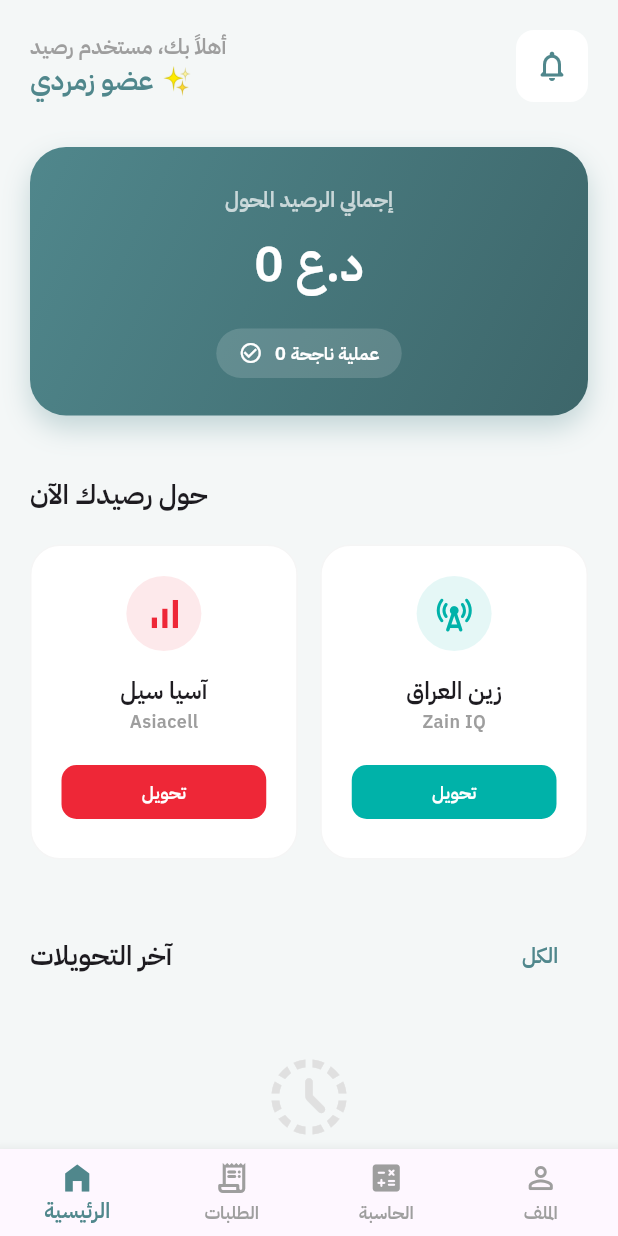
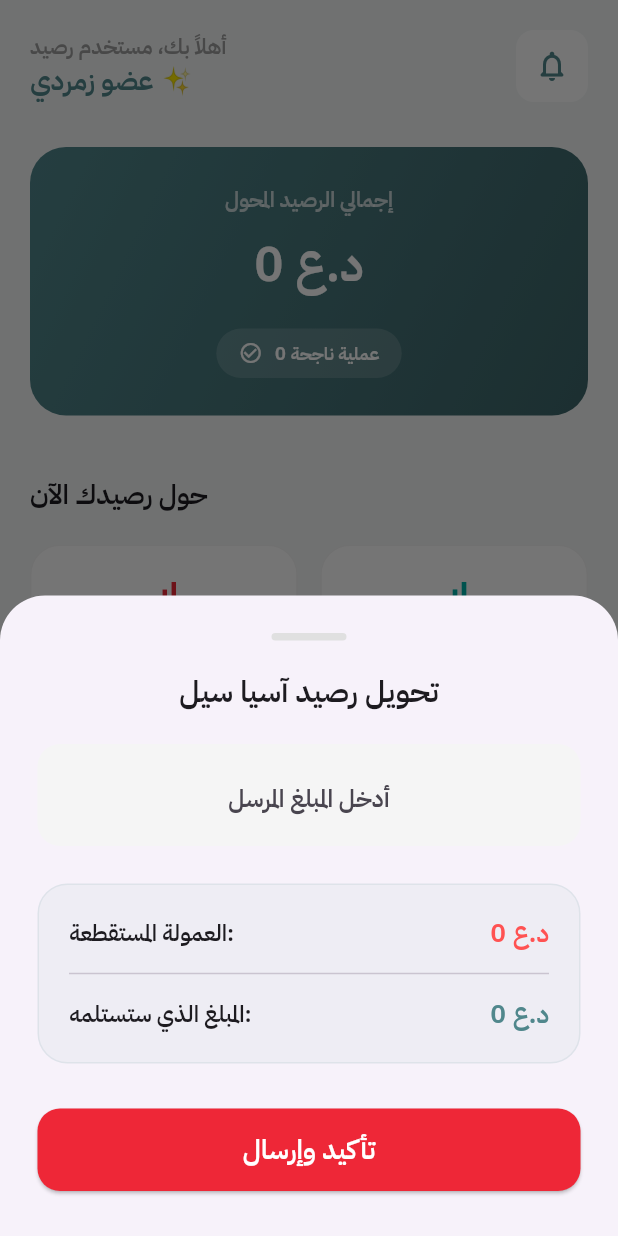
Before and after one commit to skinnyaws-cyber/Raseed-systeam, a Flutter app: the DashboardScreen screen opened directly, after a tap on "تحويل", on a phone screen of 412 x 824 dp. Run offline on Flutter 3.47's test engine with Material 3 defaults, Android fonts, the phone set to English and light mode, and no system bars; network calls fail.

Commit message:
Update dashboard_screen.dart

```diff
--- a/lib/dashboard_screen.dart
+++ b/lib/dashboard_screen.dart
@@ -9,14 +9,29 @@
 
 class _DashboardScreenState extends State<DashboardScreen> {
   int _selectedIndex = 0;
+  final Color emeraldColor = const Color(0xFF50878C);
 
-  // لون الهوية الزمردي المعتمد في المخطط
-  final Color emeraldColor = const Color(0xFF50878C);
+  // حقول الحاسبة المدمجة
+  final TextEditingController _amountController = TextEditingController();
+  double _receiveAmount = 0.0;
+  double _commission = 0.0;
+
+  void _calculateAmount(String value) {
+    double amount = double.tryParse(value) ?? 0;
+    setState(() {
+      if (amount >= 10000) {
+        _commission = amount * 0.20; // عمولة 20%
+      } else {
+        _commission = amount * 0.10; // عمولة 10%
+      }
+      _receiveAmount = amount - _commission;
+    });
+  }
 
   @override
   Widget build(BuildContext context) {
     return Scaffold(
-      backgroundColor: const Color(0xFFF4F7F7), // خلفية رمادية مخضرة فاتحة جداً
+      backgroundColor: const Color(0xFFF4F7F7),
       body: SafeArea(
         child: SingleChildScrollView(
           child: Padding(
@@ -25,107 +40,11 @@
               crossAxisAlignment: CrossAxisAlignment.start,
               children: [
                 const SizedBox(height: 20),
-
-                // رأس الصفحة (Header)
-                Row(
-                  mainAxisAlignment: MainAxisAlignment.spaceBetween,
-                  children: [
-                    Column(
-                      crossAxisAlignment: CrossAxisAlignment.start,
-                      children: [
-                        const Text(
-                          'أهلاً بك، مستخدم رصيد',
-                          style: TextStyle(fontSize: 14, color: Colors.grey),
-                        ),
-                        Text(
-                          'عضو زمردي ✨',
-                          style: TextStyle(
-                            fontSize: 18,
-                            fontWeight: FontWeight.bold,
-                            color: emeraldColor
-                          ),
-                        ),
-                      ],
-                    ),
-                    Container(
-                      decoration: BoxDecoration(
-                        color: Colors.white,
-                        borderRadius: BorderRadius.circular(12),
-                      ),
-                      child: IconButton(
-                        onPressed: () {},
-                        icon: Icon(Icons.notifications_none_rounded, color: emeraldColor),
-                      ),
-                    ),
-                  ],
-                ),
-
+                _buildHeader(),
                 const SizedBox(height: 30),
-
-                // بطاقة الرصيد الإجمالي (الخطة في الـ PDF)
-                Container(
-                  width: double.infinity,
-                  padding: const EdgeInsets.all(25),
-                  decoration: BoxDecoration(
-                    gradient: LinearGradient(
-                      colors: [emeraldColor, const Color(0xFF3D666A)],
-                      begin: Alignment.topLeft,
-                      end: Alignment.bottomRight,
-                    ),
-                    borderRadius: BorderRadius.circular(24),
-                    boxShadow: [
-                      BoxShadow(
-                        color: emeraldColor.withOpacity(0.3),
-                        blurRadius: 15,
-                        offset: const Offset(0, 8),
-                      )
-                    ],
-                  ),
-                  child: Column(
-                    children: [
-                      const Text(
-                        'إجمالي الرصيد المحول',
-                        style: TextStyle(color: Colors.white70, fontSize: 14),
-                      ),
-                      const SizedBox(height: 10),
-                      const Text(
-                        '0 د.ع', // سيتغير عند ربط قاعدة البيانات
-                        style: TextStyle(
-                          color: Colors.white,
-                          fontSize: 32,
-                          fontWeight: FontWeight.bold
-                        ),
-                      ),
-                      const SizedBox(height: 20),
-                      Container(
-                        padding: const EdgeInsets.symmetric(horizontal: 15, vertical: 8),
-                        decoration: BoxDecoration(
-                          color: Colors.white.withOpacity(0.15),
-                          borderRadius: BorderRadius.circular(30),
-                        ),
-                        child: const Row(
-                          mainAxisSize: MainAxisSize.min,
-                          children: [
-                            Icon(Icons.check_circle_outline, color: Colors.white, size: 16),
-                            SizedBox(width: 8),
-                            Text(
-                              '0 عملية ناجحة',
-                              style: TextStyle(color: Colors.white, fontSize: 12),
-                            ),
-                          ],
-                        ),
-                      ),
-                    ],
-                  ),
-                ),
-
+                _buildMainCard(),
                 const SizedBox(height: 40),
-
-                // قسم اختيار الشبكة (تحويل الرصيد)
-                const Text(
-                  'حول رصيدك الآن',
-                  style: TextStyle(fontSize: 18, fontWeight: FontWeight.bold),
-                ),
+                const Text('حول رصيدك الآن', style: TextStyle(fontSize: 18, fontWeight: FontWeight.bold)),
                 const SizedBox(height: 20),
                 Row(
                   children: [
@@ -133,8 +52,8 @@
                       child: _buildNetworkCard(
                         'آسيا سيل',
                         'Asiacell',
-                        const Color(0xFFEE2737), // لون آسيا سيل
-                        Icons.signal_cellular_alt
+                        'https://upload.wikimedia.org/wikipedia/ar/thumb/2/23/Asiacell_Logo.svg/1024px-Asiacell_Logo.svg.png',
+                        const Color(0xFFEE2737),
                       ),
                     ),
                     const SizedBox(width: 15),
@@ -142,99 +61,176 @@
                       child: _buildNetworkCard(
                         'زين العراق',
                         'Zain IQ',
-                        const Color(0xFF00B2A9), // لون زين
-                        Icons.cell_tower_rounded
+                        'https://upload.wikimedia.org/wikipedia/commons/thumb/b/b5/Zain_Logo.svg/1200px-Zain_Logo.svg.png',
+                        const Color(0xFF00B2A9),
                       ),
                     ),
                   ],
                 ),
-
                 const SizedBox(height: 40),
-
-                // قسم العمليات الأخيرة (نسخة مبسطة)
-                Row(
-                  mainAxisAlignment: MainAxisAlignment.spaceBetween,
-                  children: [
-                    const Text(
-                      'آخر التحويلات',
-                      style: TextStyle(fontSize: 18, fontWeight: FontWeight.bold),
-                    ),
-                    TextButton(
-                      onPressed: () {},
-                      child: Text('الكل', style: TextStyle(color: emeraldColor))
-                    ),
-                  ],
-                ),
-
-                // حالة فارغة (بانتظار العمليات)
-                Center(
-                  child: Padding(
-                    padding: const EdgeInsets.all(40.0),
-                    child: Column(
-                      children: [
-                        Icon(Icons.history_toggle_off_rounded, size: 60, color: Colors.grey.shade300),
-                        const SizedBox(height: 10),
-                        const Text('لا توجد عمليات حالياً', style: TextStyle(color: Colors.grey)),
-                      ],
-                    ),
-                  ),
-                ),
+                _buildRecentTransactionsHeader(),
+                _buildEmptyState(),
               ],
             ),
           ),
         ),
       ),
+      bottomNavigationBar: _buildBottomNav(),
+    );
+  }
 
-      // شريط التنقل السفلي كما طلبت في الخطة
-      bottomNavigationBar: BottomNavigationBar(
-        currentIndex: _selectedIndex,
-        onTap: (index) => setState(() => _selectedIndex = index),
-        type: BottomNavigationBarType.fixed,
-        selectedItemColor: emeraldColor,
-        unselectedItemColor: Colors.grey,
-        showUnselectedLabels: true,
-        items: const [
-          BottomNavigationBarItem(icon: Icon(Icons.home_filled), label: 'الرئيسية'),
-          BottomNavigationBarItem(icon: Icon(Icons.receipt_long_rounded), label: 'الطلبات'),
-          BottomNavigationBarItem(icon: Icon(Icons.calculate_rounded), label: 'الحاسبة'),
-          BottomNavigationBarItem(icon: Icon(Icons.person_outline_rounded), label: 'الملف'),
+  // نافذة التحويل السفلية (تظهر عند الضغط على تحويل)
+  void _showConversionSheet(String provider, Color color) {
+    showModalBottomSheet(
+      context: context,
+      isScrollControlled: true,
+      shape: const RoundedRectangleBorder(borderRadius: BorderRadius.vertical(top: Radius.circular(30))),
+      builder: (context) => StatefulBuilder(
+        builder: (context, setModalState) => Padding(
+          padding: EdgeInsets.only(bottom: MediaQuery.of(context).viewInsets.bottom, left: 25, right: 25, top: 25),
+          child: Column(
+            mainAxisSize: MainAxisSize.min,
+            children: [
+              Container(width: 50, height: 5, decoration: BoxDecoration(color: Colors.grey.shade300, borderRadius: BorderRadius.circular(10))),
+              const SizedBox(height: 20),
+              Text('تحويل رصيد $provider', style: const TextStyle(fontSize: 20, fontWeight: FontWeight.bold)),
+              const SizedBox(height: 20),
+
+              // حقل الإدخال
+              TextField(
+                controller: _amountController,
+                keyboardType: TextInputType.number,
+                textAlign: TextAlign.center,
+                style: const TextStyle(fontSize: 24, fontWeight: FontWeight.bold),
+                decoration: InputDecoration(
+                  hintText: 'أدخل المبلغ المرسل',
+                  hintStyle: const TextStyle(fontSize: 16, fontWeight: FontWeight.normal),
+                  filled: true,
+                  fillColor: Colors.grey.shade100,
+                  border: OutlineInputBorder(borderRadius: BorderRadius.circular(15), borderSide: BorderSide.none),
+                ),
+                onChanged: (val) {
+                  _calculateAmount(val);
+                  setModalState(() {}); // لتحديث الحاسبة داخل النافذة
+                },
+              ),
+              const SizedBox(height: 25),
+
+              // الحاسبة الذكية المدمجة (كما طلبت في المخطط)
+              Container(
+                padding: const EdgeInsets.all(20),
+                decoration: BoxDecoration(color: emeraldColor.withOpacity(0.05), borderRadius: BorderRadius.circular(20), border: Border.all(color: emeraldColor.withOpacity(0.1))),
+                child: Column(
+                  children: [
+                    _buildCalcRow('العمولة المستقطعة:', '${_commission.toStringAsFixed(0)} د.ع', Colors.redAccent),
+                    const Divider(height: 30),
+                    _buildCalcRow('المبلغ الذي ستستلمه:', '${_receiveAmount.toStringAsFixed(0)} د.ع', emeraldColor, isBold: true),
+                  ],
+                ),
+              ),
+              const SizedBox(height: 30),
+
+              SizedBox(
+                width: double.infinity,
+                height: 55,
+                child: ElevatedButton(
+                  onPressed: () {},
+                  style: ElevatedButton.styleFrom(backgroundColor: color, shape: RoundedRectangleBorder(borderRadius: BorderRadius.circular(15))),
+                  child: const Text('تأكيد وإرسال', style: TextStyle(color: Colors.white, fontSize: 18, fontWeight: FontWeight.bold)),
+                ),
+              ),
+              const SizedBox(height: 30),
+            ],
+          ),
+        ),
+      ),
+    );
+  }
+
+  // مكونات الواجهة الصغيرة
+  Widget _buildCalcRow(String title, String value, Color color, {bool isBold = false}) {
+    return Row(
+      mainAxisAlignment: MainAxisAlignment.spaceBetween,
+      children: [
+        Text(title, style: const TextStyle(fontSize: 15, fontWeight: FontWeight.w500)),
+        Text(value, style: TextStyle(fontSize: 17, fontWeight: isBold ? FontWeight.bold : FontWeight.normal, color: color)),
+      ],
+    );
+  }
+
+  Widget _buildNetworkCard(String name, String subName, String logoUrl, Color color) {
+    return Container(
+      padding: const EdgeInsets.all(20),
+      decoration: BoxDecoration(color: Colors.white, borderRadius: BorderRadius.circular(20), border: Border.all(color: Colors.grey.shade100)),
+      child: Column(
+        children: [
+          Image.network(logoUrl, height: 50, width: 50, fit: BoxFit.contain, errorBuilder: (c,e,s) => Icon(Icons.signal_cellular_alt, color: color)),
+          const SizedBox(height: 15),
+          Text(name, style: const TextStyle(fontWeight: FontWeight.bold, fontSize: 16)),
+          Text(subName, style: const TextStyle(color: Colors.grey, fontSize: 12)),
+          const SizedBox(height: 15),
+          ElevatedButton(
+            onPressed: () => _showConversionSheet(name, color),
+            style: ElevatedButton.styleFrom(backgroundColor: color, foregroundColor: Colors.white, shape: RoundedRectangleBorder(borderRadius: BorderRadius.circular(10)), minimumSize: const Size(double.infinity, 38)),
+            child: const Text('تحويل', style: TextStyle(fontSize: 13, fontWeight: FontWeight.bold)),
+          ),
         ],
       ),
     );
   }
 
-  Widget _buildNetworkCard(String name, String subName, Color color, IconData icon) {
+  Widget _buildHeader() {
+    return Row(
+      mainAxisAlignment: MainAxisAlignment.spaceBetween,
+      children: [
+        Column(crossAxisAlignment: CrossAxisAlignment.start, children: [
+          const Text('أهلاً بك، مستخدم رصيد', style: TextStyle(fontSize: 14, color: Colors.grey)),
+          Text('عضو زمردي ✨', style: TextStyle(fontSize: 18, fontWeight: FontWeight.bold, color: emeraldColor)),
+        ]),
+        Container(decoration: BoxDecoration(color: Colors.white, borderRadius: BorderRadius.circular(12)), child: IconButton(onPressed: () {}, icon: Icon(Icons.notifications_none_rounded, color: emeraldColor))),
+      ],
+    );
+  }
+
+  Widget _buildMainCard() {
     return Container(
-      padding: const EdgeInsets.all(20),
-      decoration: BoxDecoration(
-        color: Colors.white,
-        borderRadius: BorderRadius.circular(20),
-        border: Border.all(color: Colors.grey.shade100),
-      ),
-      child: Column(
-        children: [
-          CircleAvatar(
-            radius: 25,
-            backgroundColor: color.withOpacity(0.1),
-            child: Icon(icon, color: color, size: 28),
-          ),
-          const SizedBox(height: 15),
-          Text(name, style: const TextStyle(fontWeight: FontWeight.bold, fontSize: 16)),
-          Text(subName, style: const TextStyle(color: Colors.grey, fontSize: 12)),
-          const SizedBox(height: 15),
-          ElevatedButton(
-            onPressed: () {},
-            style: ElevatedButton.styleFrom(
-              backgroundColor: color,
-              foregroundColor: Colors.white,
-              elevation: 0,
-              shape: RoundedRectangleBorder(borderRadius: BorderRadius.circular(10)),
-              minimumSize: const Size(double.infinity, 36),
-            ),
-            child: const Text('تحويل', style: TextStyle(fontSize: 12)),
-          ),
-        ],
-      ),
+      width: double.infinity,
+      padding: const EdgeInsets.all(25),
+      decoration: BoxDecoration(gradient: LinearGradient(colors: [emeraldColor, const Color(0xFF3D666A)], begin: Alignment.topLeft, end: Alignment.bottomRight), borderRadius: BorderRadius.circular(24)),
+      child: Column(children: [
+        const Text('إجمالي الرصيد المحول', style: TextStyle(color: Colors.white70, fontSize: 14)),
+        const SizedBox(height: 10),
+        const Text('0 د.ع', style: TextStyle(color: Colors.white, fontSize: 32, fontWeight: FontWeight.bold)),
+        const SizedBox(height: 20),
+        Container(padding: const EdgeInsets.symmetric(horizontal: 15, vertical: 8), decoration: BoxDecoration(color: Colors.white.withOpacity(0.15), borderRadius: BorderRadius.circular(30)), child: const Row(mainAxisSize: MainAxisSize.min, children: [Icon(Icons.check_circle_outline, color: Colors.white, size: 16), SizedBox(width: 8), Text('0 عملية ناجحة', style: TextStyle(color: Colors.white, fontSize: 12))])),
+      ]),
+    );
+  }
+
+  Widget _buildRecentTransactionsHeader() {
+    return Row(mainAxisAlignment: MainAxisAlignment.spaceBetween, children: [
+      const Text('آخر التحويلات', style: TextStyle(fontSize: 18, fontWeight: FontWeight.bold)),
+      TextButton(onPressed: () {}, child: Text('الكل', style: TextStyle(color: emeraldColor))),
+    ]);
+  }
+
+  Widget _buildEmptyState() {
+    return Center(child: Padding(padding: const EdgeInsets.all(40.0), child: Column(children: [Icon(Icons.history_toggle_off_rounded, size: 60, color: Colors.grey.shade300), const SizedBox(height: 10), const Text('لا توجد عمليات حالياً', style: TextStyle(color: Colors.grey))])));
+  }
+
+  Widget _buildBottomNav() {
+    return BottomNavigationBar(
+      currentIndex: _selectedIndex,
+      onTap: (index) => setState(() => _selectedIndex = index),
+      type: BottomNavigationBarType.fixed,
+      selectedItemColor: emeraldColor,
+      unselectedItemColor: Colors.grey,
+      items: const [
+        BottomNavigationBarItem(icon: Icon(Icons.home_filled), label: 'الرئيسية'),
+        BottomNavigationBarItem(icon: Icon(Icons.receipt_long_rounded), label: 'الطلبات'),
+        BottomNavigationBarItem(icon: Icon(Icons.confirmation_number_rounded), label: 'الخصومات'), // استبدال الحاسبة بالخصومات
+        BottomNavigationBarItem(icon: Icon(Icons.person_outline_rounded), label: 'الملف'),
+      ],
     );
   }
 }
```
